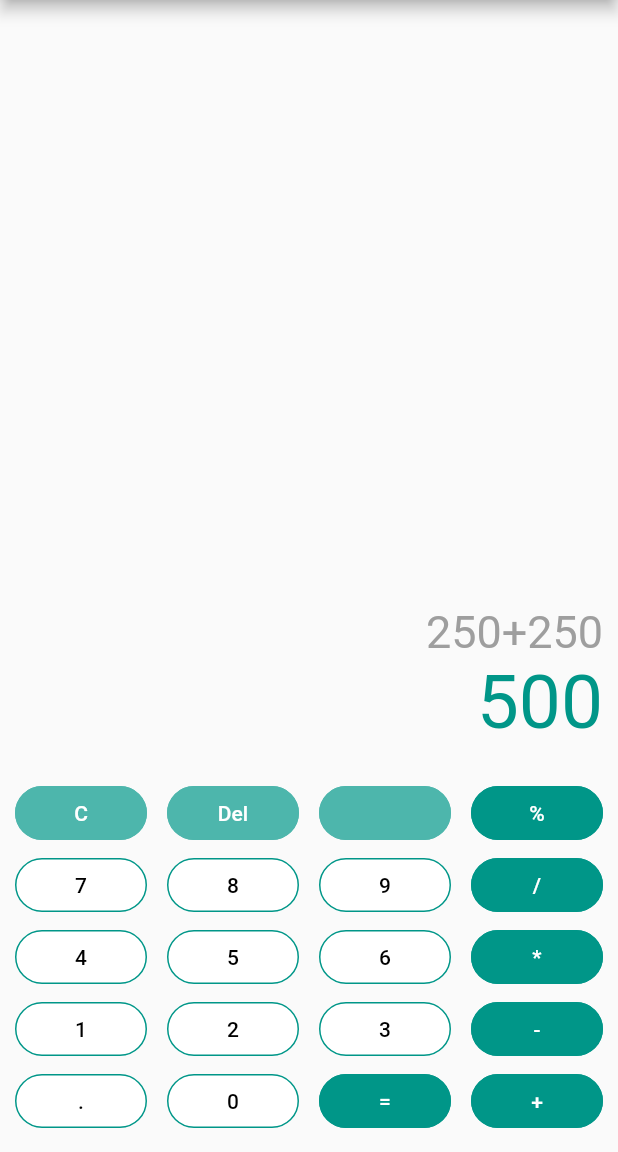
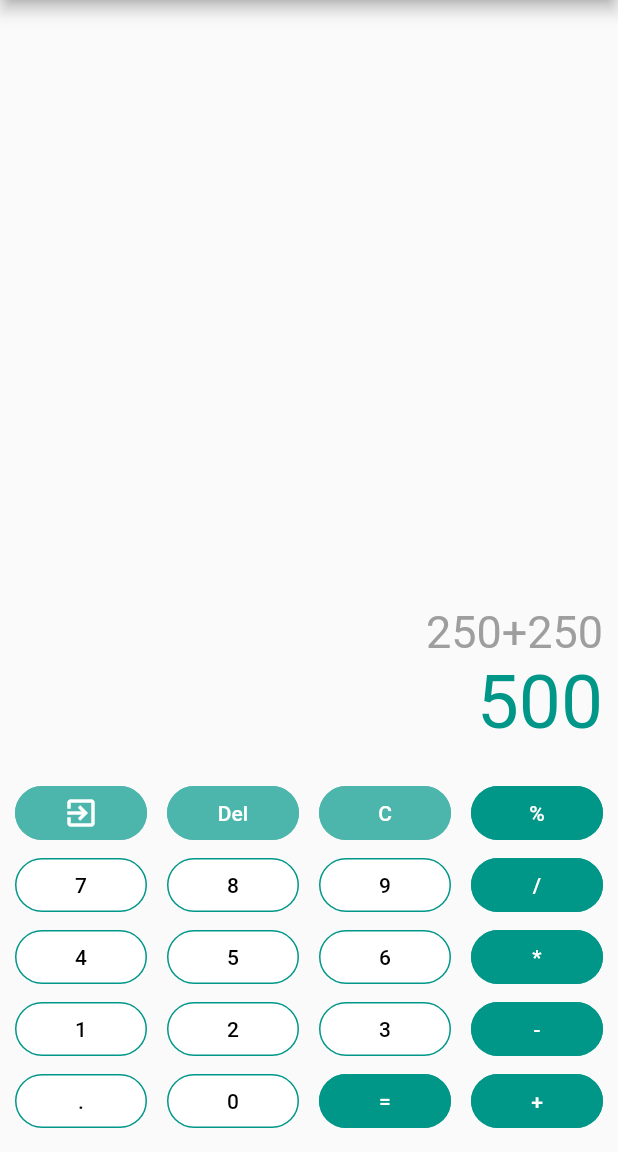
Before and after one commit to BlackIQ/flulator, a Flutter app: the screen it shows after launch, on a phone screen of 412 x 824 dp, the part 84-1236 px from its top. Run offline on Flutter 3.47's test engine with Material 2 defaults, Android fonts, the phone set to English and light mode, and no system bars.

Commit message:
Add exit in grid

```diff
--- a/lib/app/flulator.dart
+++ b/lib/app/flulator.dart
@@ -5,6 +5,8 @@ import 'package:calculator/app/drawer/drawer.dart';
 import 'package:calculator/app/texts/all.dart';
 import 'package:calculator/app/texts/current.dart';
 import 'package:flutter/material.dart';
+
+import 'buttons/exit.dart';
 
 class Flulator extends StatefulWidget {
   _FlulatorState createState() => _FlulatorState();
@@ -44,9 +46,9 @@ class _FlulatorState extends State<Flulator> {
           Row(
             mainAxisAlignment: MainAxisAlignment.spaceBetween,
             children: [
+              ExitButton(),
+              StatusButons(option: 'Del'),
               StatusButons(option: 'C'),
-              StatusButons(option: 'Del'),
-              StatusButons(option: ''),
               OperatorButton(operator: '%'),
             ],
           ),
```
